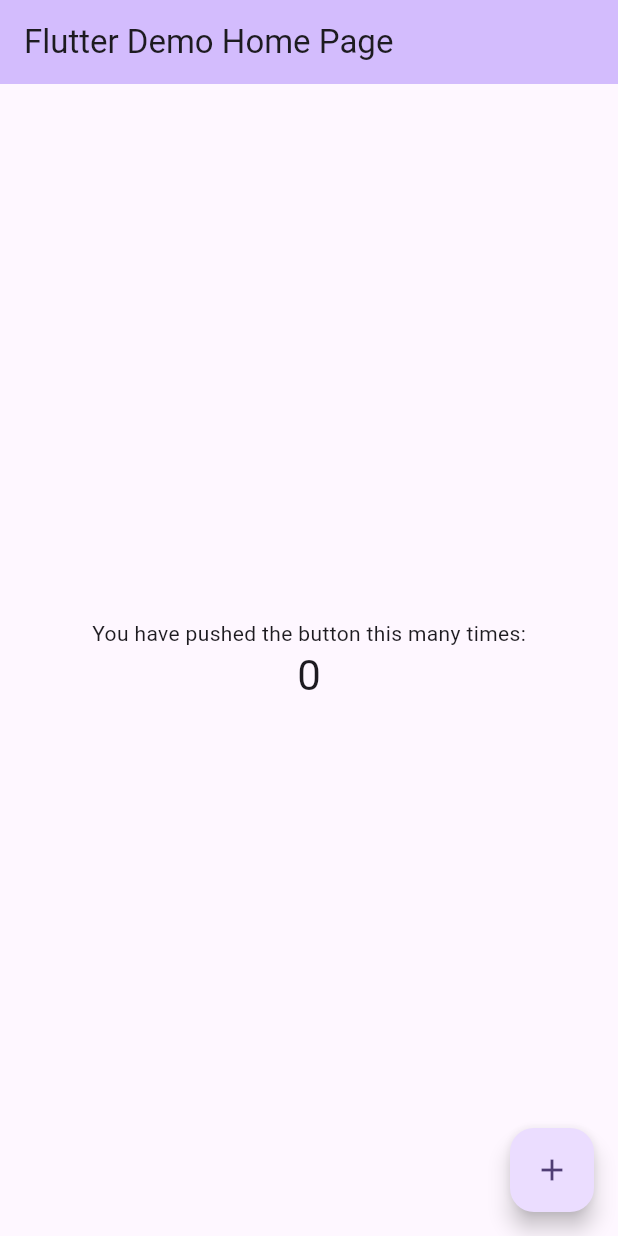
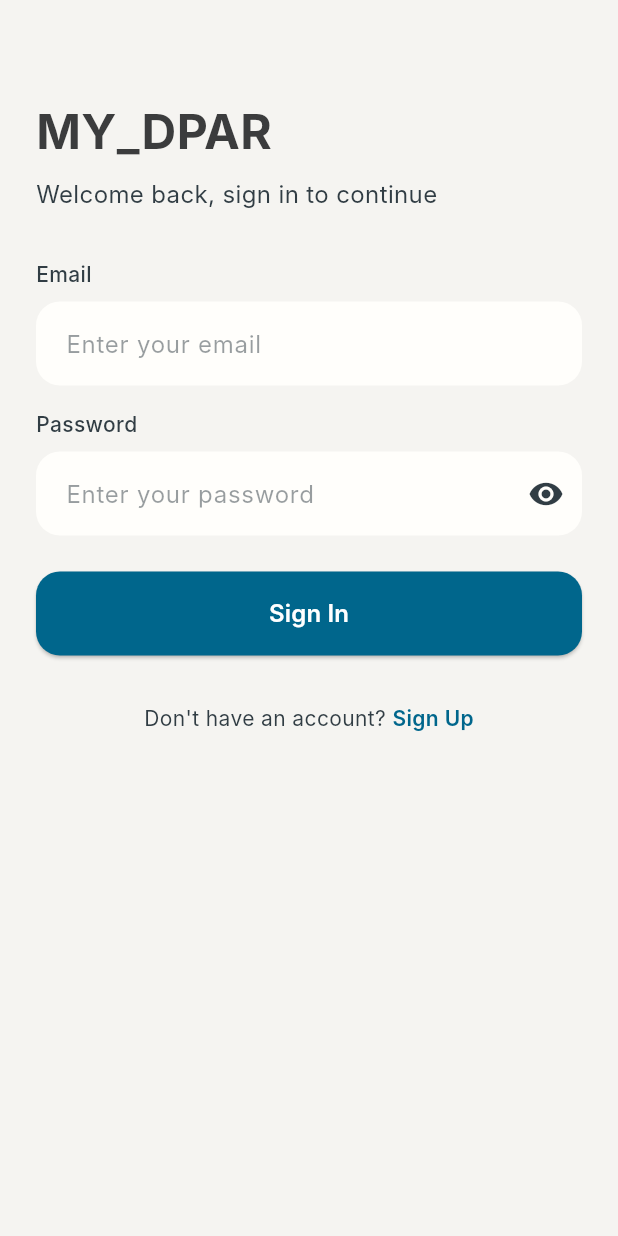
Before and after one commit to EnRui11/MY_DPAR, a Flutter app: the screen it shows after launch, on a phone screen of 412 x 824 dp. Run offline on Flutter 3.47's test engine with Material 3 defaults, Android fonts, the phone set to English and light mode, and no system bars; Roboto replaces fonts that are missing (Inter).

Commit message:
Login and Register interface

```diff
--- a/lib/main.dart
+++ b/lib/main.dart
@@ -1,4 +1,5 @@
 import 'package:flutter/material.dart';
+import 'package:mydpar/screens/login_screen.dart';
 
 void main() {
   runApp(const MyApp());
@@ -7,119 +8,16 @@
 class MyApp extends StatelessWidget {
   const MyApp({super.key});
 
-  // This widget is the root of your application.
   @override
   Widget build(BuildContext context) {
     return MaterialApp(
-      title: 'Flutter Demo',
+      title: 'MyDPAR',
+      debugShowCheckedModeBanner: false,
       theme: ThemeData(
-        // This is the theme of your application.
-        //
-        // TRY THIS: Try running your application with "flutter run". You'll see
-        // the application has a purple toolbar. Then, without quitting the app,
-        // try changing the seedColor in the colorScheme below to Colors.green
-        // and then invoke "hot reload" (save your changes or press the "hot
-        // reload" button in a Flutter-supported IDE, or press "r" if you used
-        // the command line to start the app).
-        //
-        // Notice that the counter didn't reset back to zero; the application
-        // state is not lost during the reload. To reset the state, use hot
-        // restart instead.
-        //
-        // This works for code too, not just values: Most code changes can be
-        // tested with just a hot reload.
-        colorScheme: ColorScheme.fromSeed(seedColor: Colors.deepPurple),
         useMaterial3: true,
+        fontFamily: 'Inter', // Make sure to add this font to your pubspec.yaml
       ),
-      home: const MyHomePage(title: 'Flutter Demo Home Page'),
+      home: const LoginScreen(),
     );
   }
 }
-
-class MyHomePage extends StatefulWidget {
-  const MyHomePage({super.key, required this.title});
-
-  // This widget is the home page of your application. It is stateful, meaning
-  // that it has a State object (defined below) that contains fields that affect
-  // how it looks.
-
-  // This class is the configuration for the state. It holds the values (in this
-  // case the title) provided by the parent (in this case the App widget) and
-  // used by the build method of the State. Fields in a Widget subclass are
-  // always marked "final".
-
-  final String title;
-
-  @override
-  State<MyHomePage> createState() => _MyHomePageState();
-}
-
-class _MyHomePageState extends State<MyHomePage> {
-  int _counter = 0;
-
-  void _incrementCounter() {
-    setState(() {
-      // This call to setState tells the Flutter framework that something has
-      // changed in this State, which causes it to rerun the build method below
-      // so that the display can reflect the updated values. If we changed
-      // _counter without calling setState(), then the build method would not be
-      // called again, and so nothing would appear to happen.
-      _counter++;
-    });
-  }
-
-  @override
-  Widget build(BuildContext context) {
-    // This method is rerun every time setState is called, for instance as done
-    // by the _incrementCounter method above.
-    //
-    // The Flutter framework has been optimized to make rerunning build methods
-    // fast, so that you can just rebuild anything that needs updating rather
-    // than having to individually change instances of widgets.
-    return Scaffold(
-      appBar: AppBar(
-        // TRY THIS: Try changing the color here to a specific color (to
-        // Colors.amber, perhaps?) and trigger a hot reload to see the AppBar
-        // change color while the other colors stay the same.
-        backgroundColor: Theme.of(context).colorScheme.inversePrimary,
-        // Here we take the value from the MyHomePage object that was created by
-        // the App.build method, and use it to set our appbar title.
-        title: Text(widget.title),
-      ),
-      body: Center(
-        // Center is a layout widget. It takes a single child and positions it
-        // in the middle of the parent.
-        child: Column(
-          // Column is also a layout widget. It takes a list of children and
-          // arranges them vertically. By default, it sizes itself to fit its
-          // children horizontally, and tries to be as tall as its parent.
-          //
-          // Column has various properties to control how it sizes itself and
-          // how it positions its children. Here we use mainAxisAlignment to
-          // center the children vertically; the main axis here is the vertical
-          // axis because Columns are vertical (the cross axis would be
-          // horizontal).
-          //
-          // TRY THIS: Invoke "debug painting" (choose the "Toggle Debug Paint"
-          // action in the IDE, or press "p" in the console), to see the
-          // wireframe for each widget.
-          mainAxisAlignment: MainAxisAlignment.center,
-          children: <Widget>[
-            const Text(
-              'You have pushed the button this many times:',
-            ),
-            Text(
-              '$_counter',
-              style: Theme.of(context).textTheme.headlineMedium,
-            ),
-          ],
-        ),
-      ),
-      floatingActionButton: FloatingActionButton(
-        onPressed: _incrementCounter,
-        tooltip: 'Increment',
-        child: const Icon(Icons.add),
-      ), // This trailing comma makes auto-formatting nicer for build methods.
-    );
-  }
-}
--- /dev/null
+++ b/lib/screens/login_screen.dart
@@ -0,0 +1,175 @@
+import 'package:flutter/material.dart';
+import 'package:mydpar/screens/register_screen.dart';
+import 'package:mydpar/theme/color_theme.dart';
+
+class LoginScreen extends StatefulWidget {
+  const LoginScreen({super.key});
+
+  @override
+  State<LoginScreen> createState() => _LoginScreenState();
+}
+
+class _LoginScreenState extends State<LoginScreen> {
+  bool _isPasswordVisible = false;
+  final _emailController = TextEditingController();
+  final _passwordController = TextEditingController();
+
+  @override
+  void dispose() {
+    _emailController.dispose();
+    _passwordController.dispose();
+    super.dispose();
+  }
+
+  @override
+  Widget build(BuildContext context) {
+    return Scaffold(
+      backgroundColor: AppColors.bg200,
+      body: SafeArea(
+        child: SingleChildScrollView(
+          padding: const EdgeInsets.all(24.0),
+          child: Column(
+            crossAxisAlignment: CrossAxisAlignment.start,
+            children: [
+              const SizedBox(height: 40),
+              Text(
+                'MY_DPAR',
+                style: TextStyle(
+                  fontSize: 32,
+                  fontWeight: FontWeight.bold,
+                  color: AppColors.primary300,
+                ),
+              ),
+              const SizedBox(height: 8),
+              Text(
+                'Welcome back, sign in to continue',
+                style: TextStyle(
+                  fontSize: 16,
+                  color: AppColors.text200,
+                ),
+              ),
+              const SizedBox(height: 32),
+
+              // Email Input
+              Text(
+                'Email',
+                style: TextStyle(
+                  fontSize: 14,
+                  fontWeight: FontWeight.w500,
+                  color: AppColors.text200,
+                ),
+              ),
+              const SizedBox(height: 8),
+              TextFormField(
+                controller: _emailController,
+                keyboardType: TextInputType.emailAddress,
+                decoration: InputDecoration(
+                  hintText: 'Enter your email',
+                  hintStyle: TextStyle(color: AppColors.text200.withOpacity(0.5)),
+                  filled: true,
+                  fillColor: AppColors.bg100,
+                  border: OutlineInputBorder(
+                    borderRadius: BorderRadius.circular(16),
+                    borderSide: BorderSide.none,
+                  ),
+                  contentPadding: const EdgeInsets.all(16),
+                ),
+              ),
+              const SizedBox(height: 16),
+
+              // Password Input
+              Text(
+                'Password',
+                style: TextStyle(
+                  fontSize: 14,
+                  fontWeight: FontWeight.w500,
+                  color: AppColors.text200,
+                ),
+              ),
+              const SizedBox(height: 8),
+              TextFormField(
+                controller: _passwordController,
+                obscureText: !_isPasswordVisible,
+                decoration: InputDecoration(
+                  hintText: 'Enter your password',
+                  hintStyle: TextStyle(color: AppColors.text200.withOpacity(0.5)),
+                  filled: true,
+                  fillColor: AppColors.bg100,
+                  border: OutlineInputBorder(
+                    borderRadius: BorderRadius.circular(16),
+                    borderSide: BorderSide.none,
+                  ),
+                  contentPadding: const EdgeInsets.all(16),
+                  suffixIcon: IconButton(
+                    icon: Icon(
+                      _isPasswordVisible
+                          ? Icons.visibility_off
+                          : Icons.visibility,
+                      color: AppColors.text200,
+                    ),
+                    onPressed: () {
+                      setState(() {
+                        _isPasswordVisible = !_isPasswordVisible;
+                      });
+                    },
+                  ),
+                ),
+              ),
+              const SizedBox(height: 24),
+
+              // Sign In Button
+              ElevatedButton(
+                onPressed: () {
+                  // TODO: Implement sign in logic
+                },
+                style: ElevatedButton.styleFrom(
+                  backgroundColor: AppColors.accent200,
+                  minimumSize: const Size(double.infinity, 56),
+                  shape: RoundedRectangleBorder(
+                    borderRadius: BorderRadius.circular(16),
+                  ),
+                ),
+                child: const Text(
+                  'Sign In',
+                  style: TextStyle(
+                    fontSize: 16,
+                    fontWeight: FontWeight.w600,
+                    color: Colors.white,
+                  ),
+                ),
+              ),
+              const SizedBox(height: 32),
+
+              // Sign Up Link
+              Row(
+                mainAxisAlignment: MainAxisAlignment.center,
+                children: [
+                  Text(
+                    'Don\'t have an account? ',
+                    style: TextStyle(color: AppColors.text200),
+                  ),
+                  // In the GestureDetector for "Sign Up" link
+                  GestureDetector(
+                    onTap: () {
+                      Navigator.push(
+                        context,
+                        MaterialPageRoute(builder: (context) => const RegisterScreen()),
+                      );
+                    },
+                    child: Text(
+                      'Sign Up',
+                      style: TextStyle(
+                        color: AppColors.accent200,
+                        fontWeight: FontWeight.w600,
+                      ),
+                    ),
+                  ),
+                ],
+              ),
+            ],
+          ),
+        ),
+      ),
+    );
+  }
+}
--- /dev/null
+++ b/lib/theme/color_theme.dart
@@ -0,0 +1,24 @@
+import 'package:flutter/material.dart';
+
+class AppColors {
+  // Primary Colors
+  static const Color primary100 = Color(0xFFD4EAF7);
+  static const Color primary200 = Color(0xFFB6CCD8);
+  static const Color primary300 = Color(0xFF3B3C3D);
+
+  // Accent Colors
+  static const Color accent100 = Color(0xFF71C4EF);
+  static const Color accent200 = Color(0xFF00668C);
+
+  // Text Colors
+  static const Color text100 = Color(0xFF1D1C1C);
+  static const Color text200 = Color(0xFF313D44);
+
+  // Background Colors
+  static const Color bg100 = Color(0xFFFFFEFB);
+  static const Color bg200 = Color(0xFFF5F4F1);
+  static const Color bg300 = Color(0xFFCCCBC8);
+
+  // Warning Color
+  static const Color warning = Color(0xFFFF3D3D);
+}
```
Also changed, not shown: lib/screens/register_screen.dart (added, +404 -0 lines).
